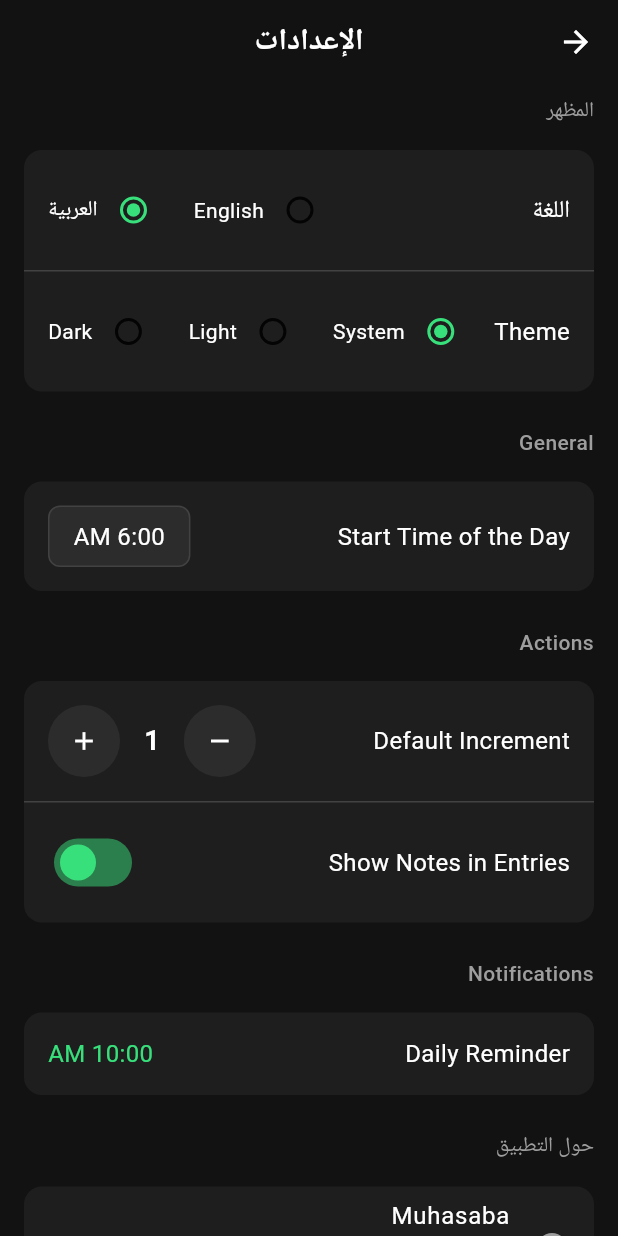
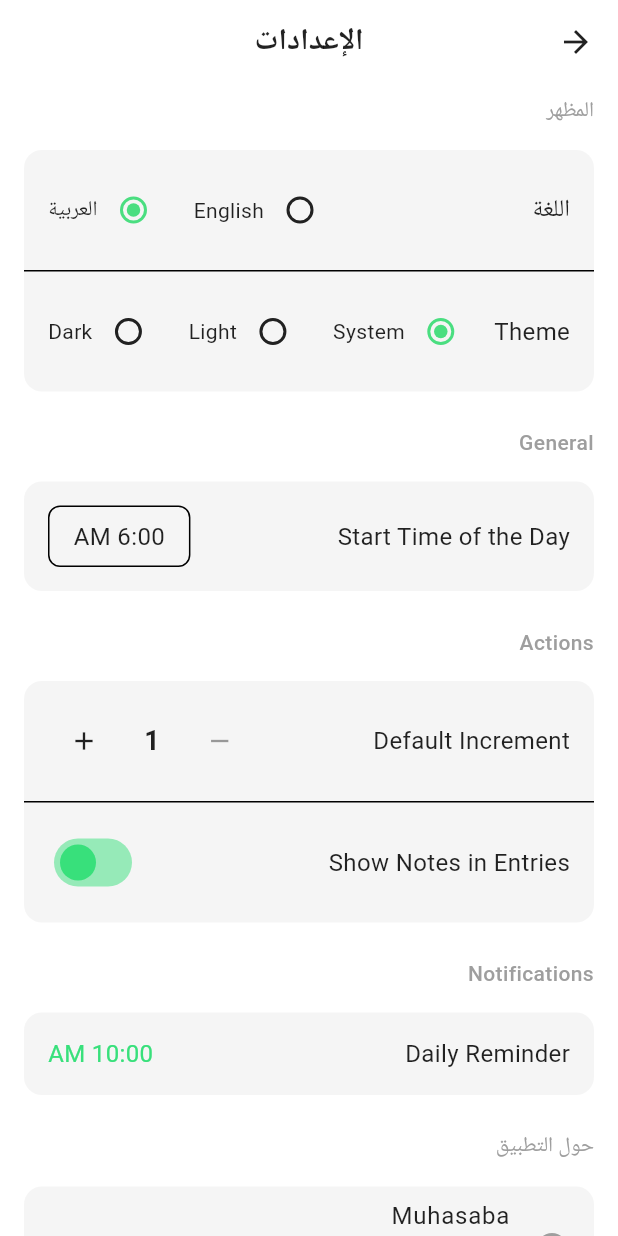
Before and after one commit to TheMoenix/muhasaba, a Flutter app: the screen it shows after launch, after a tap on the "settings" icon, on a phone screen of 412 x 824 dp. Run offline on Flutter 3.47's test engine with Material 3 defaults, Android fonts, the light colour scheme and no system bars; our stand-ins replace flutter_riverpod, hive, hive_flutter, shared_preferences; accounts and stored records are empty.

Commit message:
refactor: Update theme colors and styles for consistency across settings and home pages

```diff
--- a/lib/core/theme.dart
+++ b/lib/core/theme.dart
@@ -16,16 +16,81 @@ class AppTheme {
     colorScheme: const ColorScheme.light(
       primary: goodColor,
       secondary: badColor,
-      surface: Colors.white,
+      surface: Color(0xFFF5F5F5),
       onSurface: Colors.black87,
       error: badColor,
     ),
     scaffoldBackgroundColor: Colors.white,
-    cardTheme: const CardThemeData(elevation: 2, color: Colors.white),
+    cardTheme: const CardThemeData(
+      elevation: 2,
+      color: Color(0xFFF5F5F5),
+      shape: RoundedRectangleBorder(
+        borderRadius: BorderRadius.all(Radius.circular(16)),
+      ),
+    ),
     appBarTheme: const AppBarTheme(
       backgroundColor: Colors.white,
       foregroundColor: Colors.black87,
       elevation: 0,
+      centerTitle: true,
+    ),
+    inputDecorationTheme: InputDecorationTheme(
+      filled: true,
+      fillColor: Colors.transparent,
+      border: OutlineInputBorder(
+        borderRadius: BorderRadius.circular(24),
+        borderSide: const BorderSide(color: Colors.grey, width: 2),
+      ),
+      enabledBorder: OutlineInputBorder(
+        borderRadius: BorderRadius.circular(24),
+        borderSide: const BorderSide(color: Colors.grey, width: 2),
+      ),
+      focusedBorder: OutlineInputBorder(
+        borderRadius: BorderRadius.circular(24),
+        borderSide: const BorderSide(color: goodColor, width: 2),
+      ),
+      hintStyle: const TextStyle(color: Colors.grey),
+      contentPadding: const EdgeInsets.symmetric(horizontal: 16, vertical: 12),
+    ),
+    iconButtonTheme: IconButtonThemeData(
+      style: IconButton.styleFrom(
+        foregroundColor: Colors.black87,
+        backgroundColor: Colors.transparent,
+        minimumSize: const Size(40, 40),
+      ),
+    ),
+    elevatedButtonTheme: ElevatedButtonThemeData(
+      style: ElevatedButton.styleFrom(
+        backgroundColor: const Color(0xFFF5F5F5),
+        foregroundColor: Colors.black87,
+        elevation: 2,
+        shape: RoundedRectangleBorder(borderRadius: BorderRadius.circular(20)),
+      ),
+    ),
+    textTheme: const TextTheme(
+      headlineLarge: TextStyle(
+        color: Colors.black87,
+        fontSize: 24,
+        fontWeight: FontWeight.bold,
+      ),
+      headlineMedium: TextStyle(
+        color: Colors.black87,
+        fontSize: 20,
+        fontWeight: FontWeight.bold,
+      ),
+      titleLarge: TextStyle(
+        color: Colors.black87,
+        fontSize: 18,
+        fontWeight: FontWeight.bold,
+      ),
+      titleMedium: TextStyle(
+        color: Colors.black87,
+        fontSize: 16,
+        fontWeight: FontWeight.w500,
+      ),
+      bodyLarge: TextStyle(color: Colors.black87, fontSize: 16),
+      bodyMedium: TextStyle(color: Colors.black87, fontSize: 14),
+      bodySmall: TextStyle(color: Colors.grey, fontSize: 12),
     ),
   );
 
--- a/lib/features/home/home_page.dart
+++ b/lib/features/home/home_page.dart
@@ -1,5 +1,3 @@
-import 'dart:developer';
-
 import 'package:flutter/material.dart';
 import 'package:flutter_riverpod/flutter_riverpod.dart';
 import 'package:intl/intl.dart';
@@ -29,9 +27,7 @@ class _HomePageState extends ConsumerState<HomePage> {
   Widget build(BuildContext context) {
     final l10n = AppLocalizations.of(context)!;
     final selectedDay = ref.watch(selectedDayProvider);
-    log('Selected day: $selectedDay');
     final currentLogicalDay = ref.watch(currentLogicalDayProvider);
-    log('Current logical day: $currentLogicalDay');
     final goodEntries = ref.watch(goodEntriesProvider(selectedDay));
     final badEntries = ref.watch(badEntriesProvider(selectedDay));
     final totals = ref.watch(dayTotalsProvider(selectedDay));
@@ -48,7 +44,6 @@ class _HomePageState extends ConsumerState<HomePage> {
     });
 
     return Scaffold(
-      backgroundColor: const Color(0xFF121212),
       body: Column(
         children: [
           // Header
@@ -70,7 +65,7 @@ class _HomePageState extends ConsumerState<HomePage> {
                     child: IconButton(
                       onPressed: () =>
                           Navigator.pushNamed(context, '/settings'),
-                      icon: const Icon(Icons.settings, color: Colors.white),
+                      icon: const Icon(Icons.settings),
                       iconSize: 20,
                       padding: EdgeInsets.zero,
                     ),
@@ -93,10 +88,7 @@ class _HomePageState extends ConsumerState<HomePage> {
                             ref.read(selectedDayProvider.notifier).state =
                                 previousDay;
                           },
-                          icon: const Icon(
-                            Icons.chevron_left,
-                            color: Colors.white,
-                          ),
+                          icon: const Icon(Icons.chevron_left),
                           iconSize: 20,
                           padding: EdgeInsets.zero,
                         ),
@@ -120,7 +112,6 @@ class _HomePageState extends ConsumerState<HomePage> {
                                     l10n.localeName,
                                   ).format(selectedDay),
                             style: const TextStyle(
-                              color: Colors.white,
                               fontSize: 20,
                               fontWeight: FontWeight.bold,
                             ),
@@ -144,15 +135,7 @@ class _HomePageState extends ConsumerState<HomePage> {
                                   nextDay;
                             }
                           },
-                          icon: Icon(
-                            Icons.chevron_right,
-                            color:
-                                date_utils.DateUtils.nextDay(
-                                  selectedDay,
-                                ).isAfter(currentLogicalDay)
-                                ? Colors.white.withValues(alpha: 0.3)
-                                : Colors.white,
-                          ),
+                          icon: Icon(Icons.chevron_right),
                           iconSize: 20,
                           padding: EdgeInsets.zero,
                         ),
@@ -181,28 +164,12 @@ class _HomePageState extends ConsumerState<HomePage> {
                     fontWeight: FontWeight.w500,
                   ),
                 ),
-                Text(
-                  ' | ',
-                  style: TextStyle(
-                    color: Colors.white.withValues(alpha: 0.5),
-                    fontSize: 14,
-                  ),
-                ),
+                Text(' | ', style: TextStyle(fontSize: 14)),
                 Text(
                   l10n.net(totals.net.toString()),
-                  style: TextStyle(
-                    color: Colors.white.withValues(alpha: 0.8),
-                    fontSize: 14,
-                    fontWeight: FontWeight.w500,
-                  ),
+                  style: TextStyle(fontSize: 14, fontWeight: FontWeight.w500),
                 ),
-                Text(
-                  ' | ',
-                  style: TextStyle(
-                    color: Colors.white.withValues(alpha: 0.5),
-                    fontSize: 14,
-                  ),
-                ),
+                Text(' | ', style: TextStyle(fontSize: 14)),
                 Text(
                   '${l10n.bad}: ${totals.bad}',
                   style: const TextStyle(
@@ -251,7 +218,7 @@ class _HomePageState extends ConsumerState<HomePage> {
               top: false,
               child: Container(
                 decoration: BoxDecoration(
-                  color: const Color(0xFF1C1C1E),
+                  color: Theme.of(context).cardColor,
                   borderRadius: BorderRadius.circular(25),
                 ),
                 child: Row(
@@ -278,7 +245,6 @@ class _HomePageState extends ConsumerState<HomePage> {
                     Expanded(
                       child: TextField(
                         controller: _textController,
-                        style: const TextStyle(color: Colors.white),
                         textAlign: TextAlign.center,
                         decoration: InputDecoration(
                           hintText: l10n.addActionPlaceholder,
@@ -326,7 +292,7 @@ class _HomePageState extends ConsumerState<HomePage> {
   }) {
     return Container(
       decoration: BoxDecoration(
-        color: const Color(0xFF1C1C1E),
+        color: Theme.of(context).cardColor,
         borderRadius: BorderRadius.circular(16),
       ),
       child: Column(
@@ -360,10 +326,7 @@ class _HomePageState extends ConsumerState<HomePage> {
                         Expanded(
                           child: Text(
                             dayEntry.note ?? '',
-                            style: const TextStyle(
-                              color: Colors.white,
-                              fontSize: 16,
-                            ),
+                            style: const TextStyle(fontSize: 16),
                           ),
                         ),
                         Text(
@@ -391,10 +354,7 @@ class _HomePageState extends ConsumerState<HomePage> {
                 type == EntryType.good
                     ? l10n.noGoodActionsToday
                     : l10n.noBadActionsToday,
-                style: TextStyle(
-                  color: Colors.white.withValues(alpha: 0.5),
-                  fontSize: 14,
-                ),
+                style: TextStyle(fontSize: 14),
                 textAlign: TextAlign.center,
               ),
             ),
@@ -499,11 +459,11 @@ class _HomePageState extends ConsumerState<HomePage> {
       builder: (context, child) {
         return Theme(
           data: Theme.of(context).copyWith(
-            colorScheme: const ColorScheme.dark(
+            colorScheme: Theme.of(context).colorScheme.copyWith(
               primary: AppTheme.goodColor,
-              onPrimary: Colors.black,
-              surface: AppTheme.cardBackground,
-              onSurface: AppTheme.textPrimary,
+              onPrimary: Theme.of(context).brightness == Brightness.dark
+                  ? Colors.black
+                  : Colors.white,
             ),
           ),
           child: child!,
--- a/lib/features/settings/settings_page.dart
+++ b/lib/features/settings/settings_page.dart
@@ -17,17 +17,10 @@ class SettingsPage extends ConsumerWidget {
     final controller = ref.read(settingsControllerProvider.notifier);
 
     return Scaffold(
-      backgroundColor: const Color(0xFF121212),
       appBar: AppBar(
-        backgroundColor: const Color(0xFF121212),
-        foregroundColor: Colors.white,
         title: Text(
           l10n.settings,
-          style: const TextStyle(
-            fontSize: 20,
-            fontWeight: FontWeight.bold,
-            color: Colors.white,
-          ),
+          style: const TextStyle(fontSize: 20, fontWeight: FontWeight.bold),
         ),
         centerTitle: true,
         elevation: 0,
@@ -37,10 +30,11 @@ class SettingsPage extends ConsumerWidget {
         children: [
           // Appearance Section
           _buildSection(
+            context,
             title: l10n.appearance,
             child: Container(
               decoration: BoxDecoration(
-                color: const Color(0xFF1E1E1E),
+                color: Theme.of(context).cardColor,
                 borderRadius: BorderRadius.circular(12),
               ),
               child: Column(
@@ -53,10 +47,7 @@ class SettingsPage extends ConsumerWidget {
                       children: [
                         Text(
                           l10n.language,
-                          style: const TextStyle(
-                            color: Colors.white,
-                            fontSize: 16,
-                          ),
+                          style: Theme.of(context).textTheme.titleMedium,
                         ),
                         Row(
                           children: [
@@ -67,6 +58,7 @@ class SettingsPage extends ConsumerWidget {
                               child: Row(
                                 children: [
                                   _buildLanguageOption(
+                                    context,
                                     const Locale('en'),
                                     l10n.english,
                                     locale,
@@ -74,6 +66,7 @@ class SettingsPage extends ConsumerWidget {
                                   ),
                                   const SizedBox(width: 16),
                                   _buildLanguageOption(
+                                    context,
                                     const Locale('ar'),
                                     l10n.arabic,
                                     locale,
@@ -87,17 +80,14 @@ class SettingsPage extends ConsumerWidget {
                       ],
                     ),
                   ),
-                  const Divider(color: Color(0xFF424242), height: 1),
+                  const Divider(height: 1),
                   // Theme Setting
                   Padding(
                     padding: const EdgeInsets.all(16),
                     child: Row(
                       mainAxisAlignment: MainAxisAlignment.spaceBetween,
                       children: [
-                        const Text(
-                          'Theme',
-                          style: TextStyle(color: Colors.white, fontSize: 16),
-                        ),
+                        const Text('Theme', style: TextStyle(fontSize: 16)),
                         Row(
                           children: [
                             RadioGroup<ThemeMode>(
@@ -107,6 +97,7 @@ class SettingsPage extends ConsumerWidget {
                               child: Row(
                                 children: [
                                   _buildThemeOption(
+                                    context,
                                     ThemeMode.system,
                                     'System',
                                     themeMode,
@@ -114,6 +105,7 @@ class SettingsPage extends ConsumerWidget {
                                   ),
                                   const SizedBox(width: 16),
                                   _buildThemeOption(
+                                    context,
                                     ThemeMode.light,
                                     'Light',
                                     themeMode,
@@ -121,6 +113,7 @@ class SettingsPage extends ConsumerWidget {
                                   ),
                                   const SizedBox(width: 16),
                                   _buildThemeOption(
+                                    context,
                                     ThemeMode.dark,
                                     'Dark',
                                     themeMode,
@@ -142,10 +135,11 @@ class SettingsPage extends ConsumerWidget {
 
           // General Section
           _buildSection(
+            context,
             title: 'General',
             child: Container(
               decoration: BoxDecoration(
-                color: const Color(0xFF1E1E1E),
+                color: Theme.of(context).cardColor,
                 borderRadius: BorderRadius.circular(12),
               ),
               child: Padding(
@@ -155,7 +149,7 @@ class SettingsPage extends ConsumerWidget {
                   children: [
                     const Text(
                       'Start Time of the Day',
-                      style: TextStyle(color: Colors.white, fontSize: 16),
+                      style: TextStyle(fontSize: 16),
                     ),
                     GestureDetector(
                       onTap: () =>
@@ -166,16 +160,15 @@ class SettingsPage extends ConsumerWidget {
                           vertical: 8,
                         ),
                         decoration: BoxDecoration(
-                          color: const Color(0xFF2C2C2C),
+                          color: Theme.of(context).colorScheme.surface,
                           borderRadius: BorderRadius.circular(8),
-                          border: Border.all(color: const Color(0xFF424242)),
+                          border: Border.all(
+                            color: Theme.of(context).dividerColor,
+                          ),
                         ),
                         child: Text(
                           _getDayStartTimeText(ref.watch(dayStartTimeProvider)),
-                          style: const TextStyle(
-                            color: Colors.white,
-                            fontSize: 16,
-                          ),
+                          style: const TextStyle(fontSize: 16),
                         ),
                       ),
                     ),
@@ -188,10 +181,11 @@ class SettingsPage extends ConsumerWidget {
 
           // Actions Section
           _buildSection(
+            context,
             title: 'Actions',
             child: Container(
               decoration: BoxDecoration(
-                color: const Color(0xFF1E1E1E),
+                color: Theme.of(context).cardColor,
                 borderRadius: BorderRadius.circular(12),
               ),
               child: Column(
@@ -203,13 +197,13 @@ class SettingsPage extends ConsumerWidget {
                       children: [
                         const Text(
                           'Default Increment',
-                          style: TextStyle(color: Colors.white, fontSize: 16),
+                          style: TextStyle(fontSize: 16),
                         ),
                         Row(
                           children: [
                             Container(
-                              decoration: const BoxDecoration(
-                                color: Color(0xFF2C2C2C),
+                              decoration: BoxDecoration(
+                                color: Theme.of(context).colorScheme.surface,
                                 shape: BoxShape.circle,
                               ),
                               child: IconButton(
@@ -218,10 +212,7 @@ class SettingsPage extends ConsumerWidget {
                                         defaultIncrement - 1,
                                       )
                                     : null,
-                                icon: const Icon(
-                                  Icons.remove,
-                                  color: Colors.white,
-                                ),
+                                icon: const Icon(Icons.remove),
                                 iconSize: 20,
                               ),
                             ),
@@ -229,15 +220,14 @@ class SettingsPage extends ConsumerWidget {
                             Text(
                               defaultIncrement.toString(),
                               style: const TextStyle(
-                                color: Colors.white,
                                 fontSize: 18,
                                 fontWeight: FontWeight.w600,
                               ),
                             ),
                             const SizedBox(width: 16),
                             Container(
-                              decoration: const BoxDecoration(
-                                color: Color(0xFF2C2C2C),
+                              decoration: BoxDecoration(
+                                color: Theme.of(context).colorScheme.surface,
                                 shape: BoxShape.circle,
                               ),
                               child: IconButton(
@@ -246,10 +236,7 @@ class SettingsPage extends ConsumerWidget {
                                         defaultIncrement + 1,
                                       )
                                     : null,
-                                icon: const Icon(
-                                  Icons.add,
-                                  color: Colors.white,
-                                ),
+                                icon: const Icon(Icons.add),
                                 iconSize: 20,
                               ),
                             ),
@@ -258,7 +245,7 @@ class SettingsPage extends ConsumerWidget {
                       ],
                     ),
                   ),
-                  const Divider(color: Color(0xFF424242), height: 1),
+                  const Divider(height: 1),
                   Padding(
                     padding: const EdgeInsets.all(16),
                     child: Row(
@@ -266,15 +253,13 @@ class SettingsPage extends ConsumerWidget {
                       children: [
                         const Text(
                           'Show Notes in Entries',
-                          style: TextStyle(color: Colors.white, fontSize: 16),
+                          style: TextStyle(fontSize: 16),
                         ),
                         Switch(
                           value: showNotesInList,
                           onChanged: (value) =>
                               controller.setShowNotesInList(value),
                           activeThumbColor: const Color(0xFF38E07B),
-                          inactiveTrackColor: const Color(0xFF2C2C2C),
-                          inactiveThumbColor: Colors.white,
                         ),
                       ],
                     ),
@@ -287,10 +272,11 @@ class SettingsPage extends ConsumerWidget {
 
           // Notifications Section
           _buildSection(
+            context,
             title: 'Notifications',
             child: Container(
               decoration: BoxDecoration(
-                color: const Color(0xFF1E1E1E),
+                color: Theme.of(context).cardColor,
                 borderRadius: BorderRadius.circular(12),
               ),
               child: Padding(
@@ -300,7 +286,7 @@ class SettingsPage extends ConsumerWidget {
                   children: [
                     const Text(
                       'Daily Reminder',
-                      style: TextStyle(color: Colors.white, fontSize: 16),
+                      style: TextStyle(fontSize: 16),
                     ),
                     GestureDetector(
                       onTap: () => _showTimeSelector(context, ref, controller),
@@ -321,17 +307,15 @@ class SettingsPage extends ConsumerWidget {
 
           // About Section
           _buildSection(
+            context,
             title: l10n.about,
             child: Container(
               decoration: BoxDecoration(
-                color: const Color(0xFF1E1E1E),
+                color: Theme.of(context).cardColor,
                 borderRadius: BorderRadius.circular(12),
               ),
               child: ListTile(
-                title: const Text(
-                  'Muhasaba',
-                  style: TextStyle(color: Colors.white, fontSize: 16),
-                ),
+                title: const Text('Muhasaba', style: TextStyle(fontSize: 16)),
                 subtitle: Text(
                   l10n.appDescription,
                   style: const TextStyle(color: Colors.grey, fontSize: 14),
@@ -345,7 +329,11 @@ class SettingsPage extends ConsumerWidget {
     );
   }
 
-  Widget _buildSection({required String title, required Widget child}) {
+  Widget _buildSection(
+    BuildContext context, {
+    required String title,
+    required Widget child,
+  }) {
     return Column(
       crossAxisAlignment: CrossAxisAlignment.start,
       children: [
@@ -353,8 +341,8 @@ class SettingsPage extends ConsumerWidget {
           padding: const EdgeInsets.only(bottom: 16),
           child: Text(
             title,
-            style: const TextStyle(
-              color: Color(0xFF9E9E9E),
+            style: TextStyle(
+              color: Theme.of(context).textTheme.bodySmall?.color,
               fontSize: 14,
               fontWeight: FontWeight.w500,
             ),
@@ -366,6 +354,7 @@ class SettingsPage extends ConsumerWidget {
   }
 
   Widget _buildThemeOption(
+    BuildContext context,
     ThemeMode mode,
     String label,
     ThemeMode currentMode,
@@ -375,17 +364,18 @@ class SettingsPage extends ConsumerWidget {
       onTap: () => controller.setThemeMode(mode),
       child: Row(
         children: [
-          Radio<ThemeMode>(value: mode, activeColor: const Color(0xFF38E07B)),
-          Text(
-            label,
-            style: const TextStyle(color: Colors.white, fontSize: 14),
+          Radio<ThemeMode>(
+            value: mode,
+            activeColor: Theme.of(context).primaryColor,
           ),
+          Text(label, style: const TextStyle(fontSize: 14)),
         ],
       ),
     );
   }
 
   Widget _buildLanguageOption(
+    BuildContext context,
     Locale locale,
     String label,
     Locale currentLocale,
@@ -395,11 +385,11 @@ class SettingsPage extends ConsumerWidget {
       onTap: () => controller.setLocale(locale),
       child: Row(
         children: [
-          Radio<Locale>(value: locale, activeColor: const Color(0xFF38E07B)),
-          Text(
-            label,
-            style: const TextStyle(color: Colors.white, fontSize: 14),
+          Radio<Locale>(
+            value: locale,
+            activeColor: Theme.of(context).primaryColor,
           ),
+          Text(label, style: const TextStyle(fontSize: 14)),
         ],
       ),
     );
```
